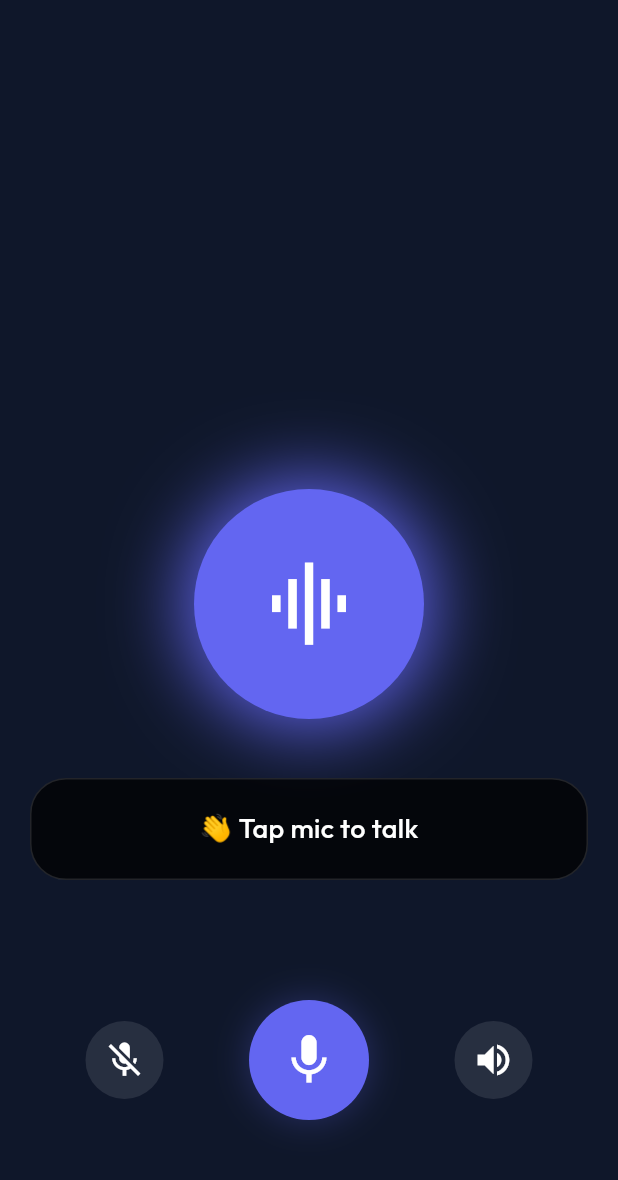
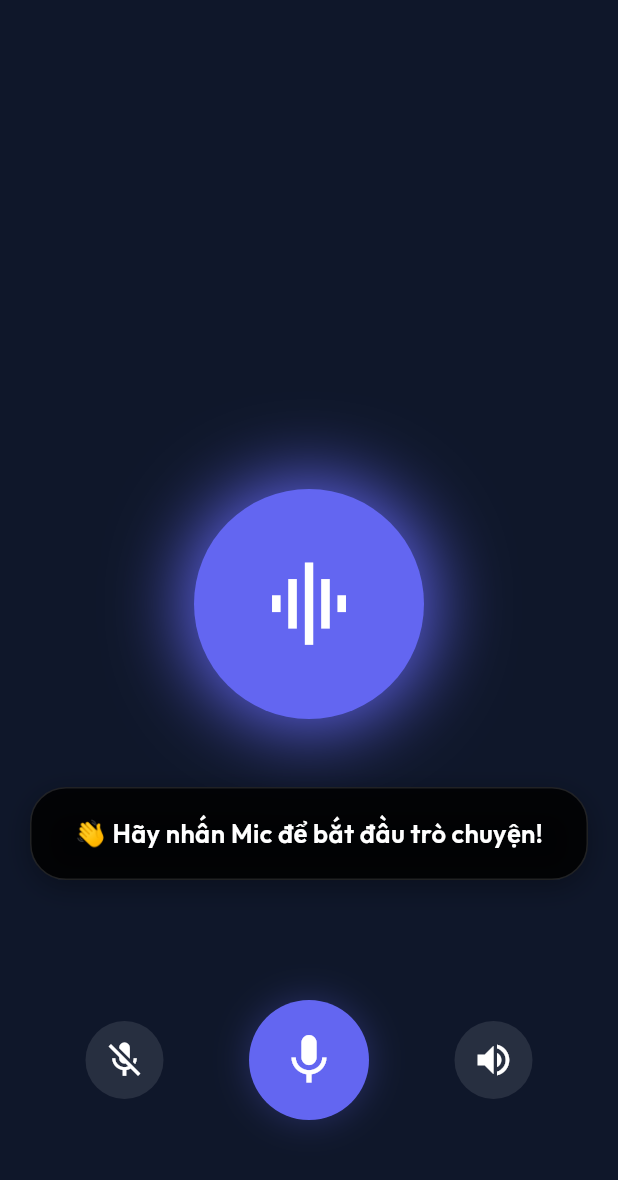
Before and after one commit to hungviettd-75/hoc-tieng-anh, a Flutter app: the VoiceConversationPage screen opened by its route, on a phone screen of 412 x 824 dp, the part 56-1236 px from its top. Run offline on Flutter 3.47's test engine with Material 3 defaults, Android fonts, the phone set to English and light mode, and no system bars; our stand-ins replace animate_do, audioplayers, confetti, fl_chart, flutter_riverpod, go_router and 4 more; missing offline and left inert: dart:html, dart:js, dart:js_util, record; accounts and stored records are empty; network calls fail.

Commit message:
Introduce elegant Dual-Subtitle Layout in voice chat page to completely resolve screen content overlay during speech recording

```diff
--- a/frontend/lib/features/chat/presentation/pages/voice_conversation_page.dart
+++ b/frontend/lib/features/chat/presentation/pages/voice_conversation_page.dart
@@ -151,31 +151,74 @@ class _VoiceConversationPageState extends ConsumerState<VoiceConversationPage> w
           // AI Avatar ở giữa
           Center(child: _buildAIAvatar(state.status)),
 
-          // Ô phụ đề
+          // Ô phụ đề song hành (Dual-Subtitle Layout) không che khuất câu hỏi của AI
           Positioned(
             bottom: 200,
             left: 20,
             right: 20,
             child: Container(
-              padding: const EdgeInsets.all(20),
+              padding: const EdgeInsets.symmetric(horizontal: 20, vertical: 18),
               decoration: BoxDecoration(
-                color: Colors.black.withOpacity(0.75),
+                color: Colors.black.withOpacity(0.85),
                 borderRadius: BorderRadius.circular(24),
                 border: Border.all(color: Colors.white12),
+                boxShadow: [
+                  BoxShadow(
+                    color: Colors.black.withOpacity(0.3),
+                    blurRadius: 15,
+                    offset: const Offset(0, 5),
+                  )
+                ],
               ),
-              child: Text(
-                _isListening
-                    ? (_lastWords.isEmpty ? '🎤 Listening...' : _lastWords)
-                    : (state.currentSubtitle.isEmpty
-                        ? (state.status == AIStatus.thinking ? '🤔 AI is thinking...' : '👋 Tap mic to talk')
-                        : state.currentSubtitle),
-                textAlign: TextAlign.center,
-                style: const TextStyle(
-                  color: Colors.white,
-                  fontSize: 18,
-                  fontWeight: FontWeight.w500,
-                  height: 1.4,
-                ),
+              child: Column(
+                mainAxisSize: MainAxisSize.min,
+                children: [
+                  // 1. Phụ đề của AI Coach - Luôn hiển thị để học viên nhìn làm điểm tựa giao tiếp
+                  Text(
+                    state.currentSubtitle.isEmpty
+                        ? (state.status == AIStatus.thinking ? '🤔 AI đang suy nghĩ...' : '👋 Hãy nhấn Mic để bắt đầu trò chuyện!')
+                        : state.currentSubtitle,
+                    textAlign: TextAlign.center,
+                    style: const TextStyle(
+                      color: Colors.white,
+                      fontSize: 17,
+                      fontWeight: FontWeight.w600,
+                      height: 1.4,
+                    ),
+                  ),
+
+                  // 2. Nội dung nhận diện giọng nói của Học viên (Chỉ hiển thị khi đang ghi âm)
+                  if (_isListening) ...[
+                    const SizedBox(height: 14),
+                    Container(
+                      width: double.infinity,
+                      height: 1,
+                      color: Colors.white10,
+                    ),
+                    const SizedBox(height: 14),
+                    Row(
+                      mainAxisAlignment: MainAxisAlignment.center,
+                      crossAxisAlignment: CrossAxisAlignment.start,
+                      children: [
+                        const Icon(Icons.mic_rounded, color: Colors.greenAccent, size: 16),
+                        const SizedBox(width: 8),
+                        Expanded(
+                          child: Text(
+                            _lastWords.isEmpty ? 'Đang lắng nghe... Hãy nói tiếng Anh!' : _lastWords,
+                            textAlign: TextAlign.center,
+                            style: const TextStyle(
+                              color: Colors.greenAccent,
+                              fontSize: 15,
+                              fontWeight: FontWeight.bold,
+                              fontStyle: FontStyle.italic,
+                              height: 1.3,
+                            ),
+                          ),
+                        ),
+                      ],
+                    ),
+                  ],
+                ],
               ),
             ),
           ),
```
